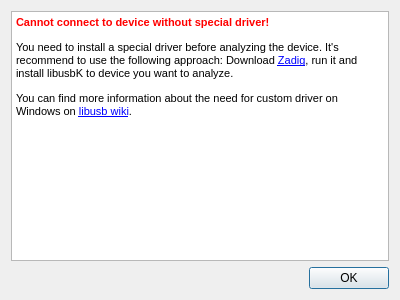
Old version of the form hidviz/src/WindowsDriverDialog.ui in the repository hidviz/hidviz.
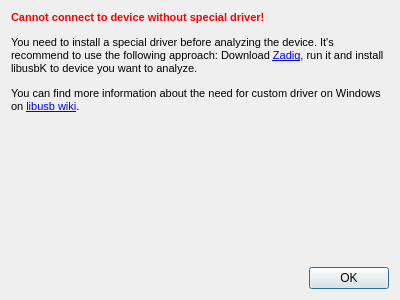
New version of the form.

Commit message: Restyle WindowsDriverDialog

Diff of the .ui file:
```diff
--- a/hidviz/src/WindowsDriverDialog.ui
+++ b/hidviz/src/WindowsDriverDialog.ui
@@ -15,15 +15,21 @@
   </property>
   <layout class="QVBoxLayout" name="verticalLayout">
    <item>
-    <widget class="QTextBrowser" name="text">
-     <property name="html">
-      <string>&lt;!DOCTYPE HTML PUBLIC &quot;-//W3C//DTD HTML 4.0//EN&quot; &quot;http://www.w3.org/TR/REC-html40/strict.dtd&quot;&gt;
-&lt;html&gt;&lt;head&gt;&lt;meta name=&quot;qrichtext&quot; content=&quot;1&quot; /&gt;&lt;style type=&quot;text/css&quot;&gt;
-p, li { white-space: pre-wrap; }
-&lt;/style&gt;&lt;/head&gt;&lt;body style=&quot; font-family:'MS Shell Dlg 2'; font-size:8.25pt; font-weight:400; font-style:normal;&quot;&gt;
-&lt;p style=&quot; margin-top:12px; margin-bottom:12px; margin-left:0px; margin-right:0px; -qt-block-indent:0; text-indent:0px;&quot;&gt;&lt;span style=&quot; font-weight:600; color:#ff0000;&quot;&gt;Cannot connect to device without special driver!&lt;/span&gt;&lt;/p&gt;
-&lt;p style=&quot; margin-top:12px; margin-bottom:12px; margin-left:0px; margin-right:0px; -qt-block-indent:0; text-indent:0px;&quot;&gt;You need to install a special driver before analyzing the device. It's recommend to use the following approach: Download &lt;a href=&quot;http://zadig.akeo.ie/&quot;&gt;&lt;span style=&quot; text-decoration: underline; color:#0000ff;&quot;&gt;Zadig&lt;/span&gt;&lt;/a&gt;, run it and install libusbK to device you want to analyze.&lt;/p&gt;
-&lt;p style=&quot; margin-top:12px; margin-bottom:12px; margin-left:0px; margin-right:0px; -qt-block-indent:0; text-indent:0px;&quot;&gt;You can find more information about the need for custom driver on Windows on &lt;a href=&quot;https://github.com/libusb/libusb/wiki/Windows#how-to-use-libusb-on-windows&quot;&gt;&lt;span style=&quot; text-decoration: underline; color:#0000ff;&quot;&gt;libusb wiki&lt;/span&gt;&lt;/a&gt;.&lt;/p&gt;&lt;/body&gt;&lt;/html&gt;</string>
+    <widget class="QLabel" name="label">
+     <property name="sizePolicy">
+      <sizepolicy hsizetype="Preferred" vsizetype="MinimumExpanding">
+       <horstretch>0</horstretch>
+       <verstretch>0</verstretch>
+      </sizepolicy>
+     </property>
+     <property name="text">
+      <string>&lt;html&gt;&lt;head/&gt;&lt;body&gt;&lt;p&gt;&lt;span style=&quot; font-size:8.25pt; font-weight:600; color:#ff0000;&quot;&gt;Cannot connect to device without special driver!&lt;/span&gt;&lt;/p&gt;&lt;p&gt;&lt;span style=&quot; font-size:8.25pt;&quot;&gt;You need to install a special driver before analyzing the device. It's recommend to use the following approach: Download &lt;/span&gt;&lt;a href=&quot;http://zadig.akeo.ie/&quot;&gt;&lt;span style=&quot; font-size:8.25pt; text-decoration: underline; color:#0000ff;&quot;&gt;Zadig&lt;/span&gt;&lt;/a&gt;&lt;span style=&quot; font-size:8.25pt;&quot;&gt;, run it and install libusbK to device you want to analyze.&lt;/span&gt;&lt;/p&gt;&lt;p&gt;&lt;span style=&quot; font-size:8.25pt;&quot;&gt;You can find more information about the need for custom driver on Windows on &lt;/span&gt;&lt;a href=&quot;https://github.com/libusb/libusb/wiki/Windows#how-to-use-libusb-on-windows&quot;&gt;&lt;span style=&quot; font-size:8.25pt; text-decoration: underline; color:#0000ff;&quot;&gt;libusb wiki&lt;/span&gt;&lt;/a&gt;&lt;span style=&quot; font-size:8.25pt;&quot;&gt;.&lt;/span&gt;&lt;/p&gt;&lt;/body&gt;&lt;/html&gt;</string>
+     </property>
+     <property name="alignment">
+      <set>Qt::AlignLeading|Qt::AlignLeft|Qt::AlignTop</set>
+     </property>
+     <property name="wordWrap">
+      <bool>true</bool>
      </property>
      <property name="openExternalLinks">
       <bool>true</bool>
```
